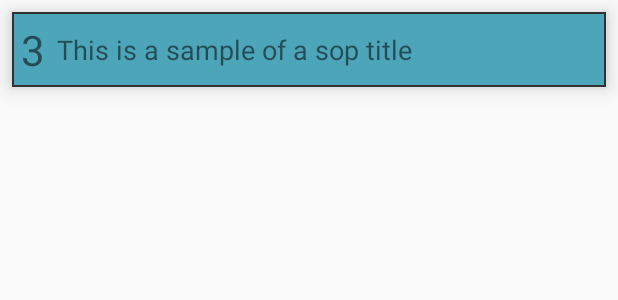
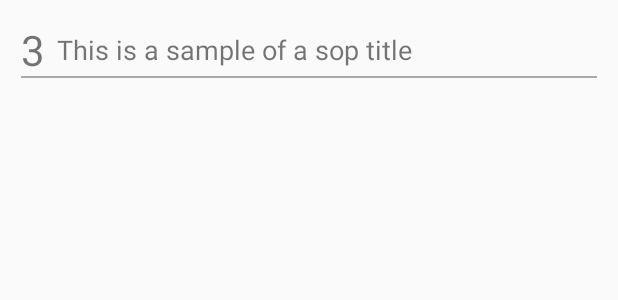
Before and after one commit to ericdgood/My-SOP, an Android app: the layout list_sops_layout.xml on its own in the app's theme, with its tools: preview values and no code run, on a phone screen of 412 x 824 dp. Shown: the top 300 px of the screen. Run offline under Robolectric (Android 15) with nearby library versions, the phone set to English and light mode, and no system bars.

Commit message:
style: Changed the style of list of SOPs.

```diff
--- a/app/src/main/res/layout-v21/list_sops_layout.xml
+++ b/app/src/main/res/layout-v21/list_sops_layout.xml
@@ -3,7 +3,6 @@
     xmlns:android="http://schemas.android.com/apk/res/android"
     android:layout_width="match_parent"
     android:layout_height="wrap_content"
-    android:background="@drawable/category_border"
     android:layout_margin="8dp"
     xmlns:tools="http://schemas.android.com/tools"
     android:padding="6dp"
@@ -16,17 +15,25 @@
         android:layout_height="wrap_content"
         tools:text="3"
         android:textSize="28sp"
-        style="@style/ConstraintCenterVertical"/>
+        style="@style/ConstraintCenterVertical"
+        android:visibility="gone"/>
 
     <TextView
         android:id="@+id/textview_list_sops_title"
         android:layout_width="wrap_content"
         android:layout_height="wrap_content"
         tools:text="This is a sample of a sop title"
-        android:textSize="18sp"
+        android:padding="6dp"
+        android:textSize="21sp"
         android:layout_marginLeft="8dp"
         app:layout_constraintLeft_toRightOf="@id/textview_list_sops_number_of_steps"
         style="@style/ConstraintCenterVertical"/>
 
+    <View
+        android:layout_width="match_parent"
+        android:layout_height="1dp"
+        android:background="@android:color/darker_gray"
+        app:layout_constraintBottom_toBottomOf="@id/constrain_layout_list_of_sop_layout"/>
+
 
 </android.support.constraint.ConstraintLayout>
--- a/app/src/main/res/layout/list_sops_layout.xml
+++ b/app/src/main/res/layout/list_sops_layout.xml
@@ -4,7 +4,6 @@
     xmlns:android="http://schemas.android.com/apk/res/android"
     android:layout_width="match_parent"
     android:layout_height="wrap_content"
-    android:background="@drawable/category_border"
     android:layout_margin="8dp"
     xmlns:tools="http://schemas.android.com/tools"
     android:padding="6dp"
@@ -29,5 +28,11 @@
         app:layout_constraintLeft_toRightOf="@id/textview_list_sops_number_of_steps"
         style="@style/ConstraintCenterVertical"/>
 
+    <View
+        android:layout_width="match_parent"
+        android:layout_height="1dp"
+        android:background="@android:color/darker_gray"
+        app:layout_constraintBottom_toBottomOf="@id/constrain_layout_list_of_sop_layout"/>
+
 
 </android.support.constraint.ConstraintLayout>
```
